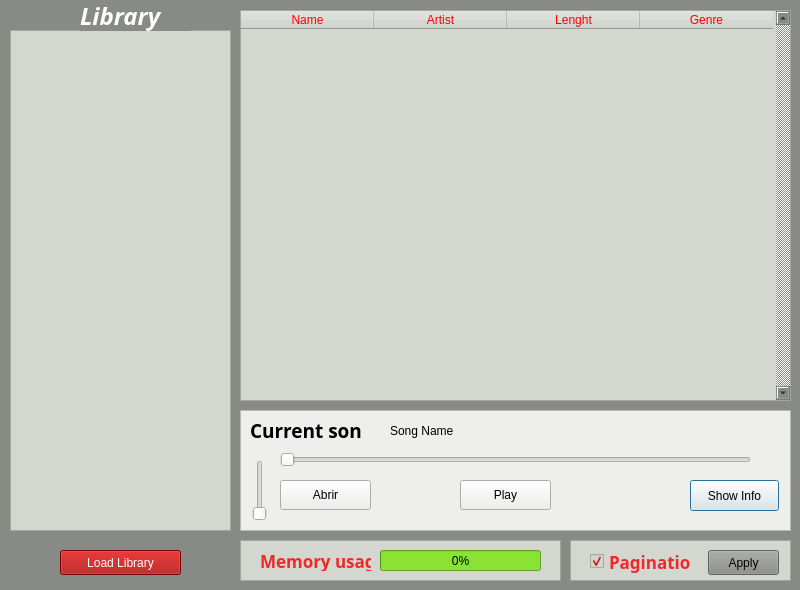
Old version of the form odisseyradioplayer.ui in the repository mjcarranza/Odissey-Radio.
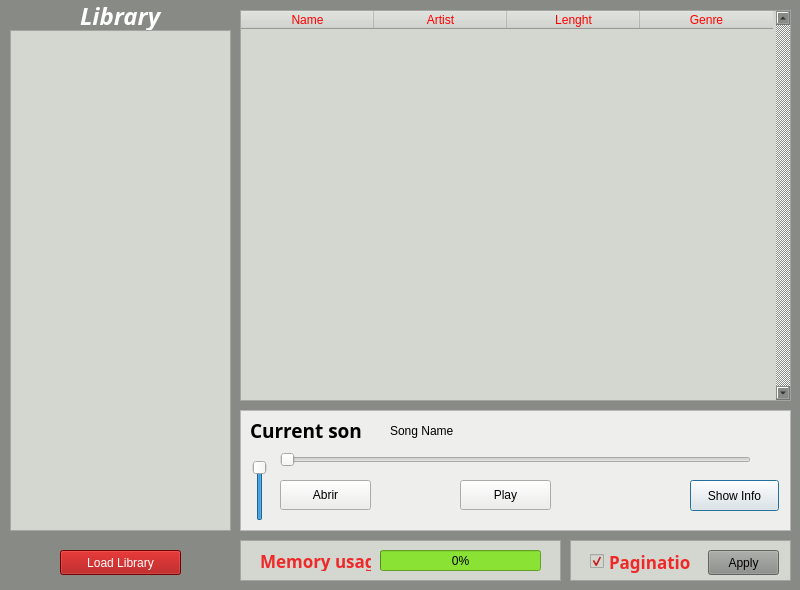
New version of the form.

What changed in the file:
```diff
--- a/odisseyradioplayer.ui
+++ b/odisseyradioplayer.ui
@@ -17,35 +17,6 @@
    <string notr="true">background-color: rgb(136, 138, 133);</string>
   </property>
   <widget class="QWidget" name="centralwidget">
-   <widget class="QScrollArea" name="LibraryScrollArea">
-    <property name="geometry">
-     <rect>
-      <x>10</x>
-      <y>30</y>
-      <width>221</width>
-      <height>501</height>
-     </rect>
-    </property>
-    <property name="styleSheet">
-     <string notr="true">background-color: rgb(211, 215, 207);</string>
-    </property>
-    <property name="frameShape">
-     <enum>QFrame::StyledPanel</enum>
-    </property>
-    <property name="widgetResizable">
-     <bool>true</bool>
-    </property>
-    <widget class="QWidget" name="scrollAreaWidgetContents">
-     <property name="geometry">
-      <rect>
-       <x>0</x>
-       <y>0</y>
-       <width>219</width>
-       <height>499</height>
-      </rect>
-     </property>
-    </widget>
-   </widget>
    <widget class="QLabel" name="label">
     <property name="geometry">
      <rect>
@@ -199,6 +170,9 @@
      <property name="cursor">
       <cursorShape>PointingHandCursor</cursorShape>
      </property>
+     <property name="value">
+      <number>99</number>
+     </property>
      <property name="orientation">
       <enum>Qt::Vertical</enum>
      </property>
@@ -445,6 +419,19 @@
      </property>
     </column>
    </widget>
+   <widget class="QListWidget" name="listWidget">
+    <property name="geometry">
+     <rect>
+      <x>10</x>
+      <y>30</y>
+      <width>221</width>
+      <height>501</height>
+     </rect>
+    </property>
+    <property name="styleSheet">
+     <string notr="true">background-color: rgb(211, 215, 207);</string>
+    </property>
+   </widget>
   </widget>
  </widget>
  <resources/>
```
Left out of the diff: 3 changed lines with no effect on the pictures.
